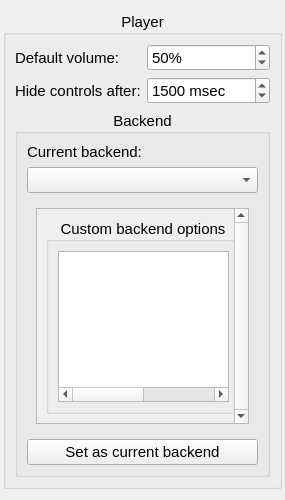
First picture: the form in AYAYA/settings/playersettings.ui, repository jkbz64/AYAYA, before the edit.
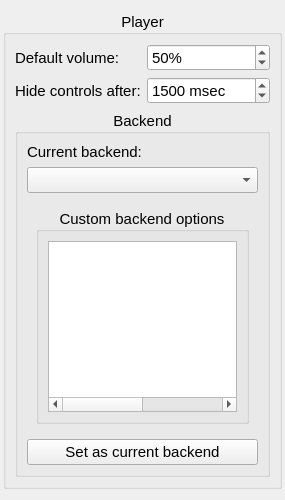
Second picture: the form after the edit. The open tabs and pages were chosen to show the change.

Commit message: Move the mpv custom settings out of area

```diff
--- a/AYAYA/settings/playersettings.ui
+++ b/AYAYA/settings/playersettings.ui
@@ -107,42 +107,6 @@
             </property>
             <layout class="QGridLayout" name="gridLayout_11">
              <item row="0" column="0">
-              <widget class="QScrollArea" name="m_mpvOptionsArea">
-               <property name="sizePolicy">
-                <sizepolicy hsizetype="Preferred" vsizetype="Minimum">
-                 <horstretch>0</horstretch>
-                 <verstretch>0</verstretch>
-                </sizepolicy>
-               </property>
-               <property name="minimumSize">
-                <size>
-                 <width>0</width>
-                 <height>200</height>
-                </size>
-               </property>
-               <property name="verticalScrollBarPolicy">
-                <enum>Qt::ScrollBarAlwaysOn</enum>
-               </property>
-               <property name="horizontalScrollBarPolicy">
-                <enum>Qt::ScrollBarAlwaysOff</enum>
-               </property>
-               <property name="sizeAdjustPolicy">
-                <enum>QAbstractScrollArea::AdjustIgnored</enum>
-               </property>
-               <property name="widgetResizable">
-                <bool>true</bool>
-               </property>
-               <widget class="QWidget" name="scrollAreaWidgetContents_2">
-                <property name="geometry">
-                 <rect>
-                  <x>0</x>
-                  <y>0</y>
-                  <width>210</width>
-                  <height>198</height>
-                 </rect>
-                </property>
-                <layout class="QGridLayout" name="gridLayout_4">
-                 <item row="0" column="0">
                   <widget class="QGroupBox" name="m_customBackendGroupBox_2">
                    <property name="sizePolicy">
                     <sizepolicy hsizetype="Preferred" vsizetype="Minimum">
@@ -224,10 +188,6 @@
                  </item>
                 </layout>
                </widget>
-              </widget>
-             </item>
-            </layout>
-           </widget>
            <widget class="QWidget" name="m_vlcSpecificWidget">
             <layout class="QGridLayout" name="gridLayout_12">
              <item row="0" column="0">
```
Left out of the diff: 21 changed lines with no effect on the pictures. Lines whose indentation alone changed are shown as unchanged.
